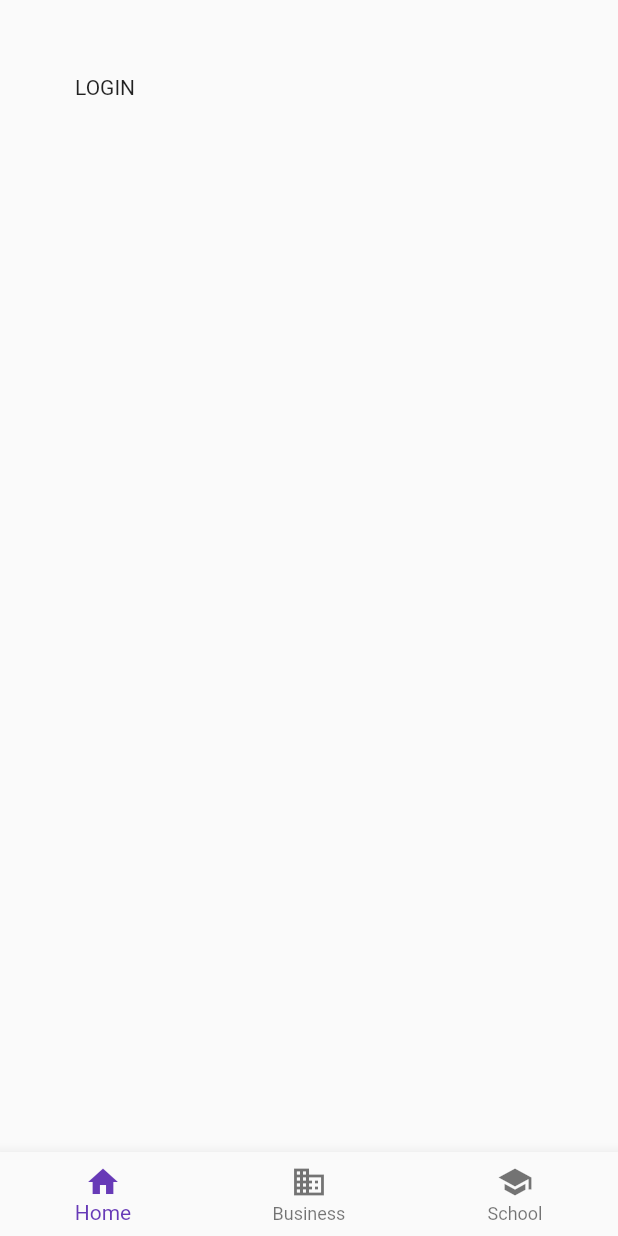
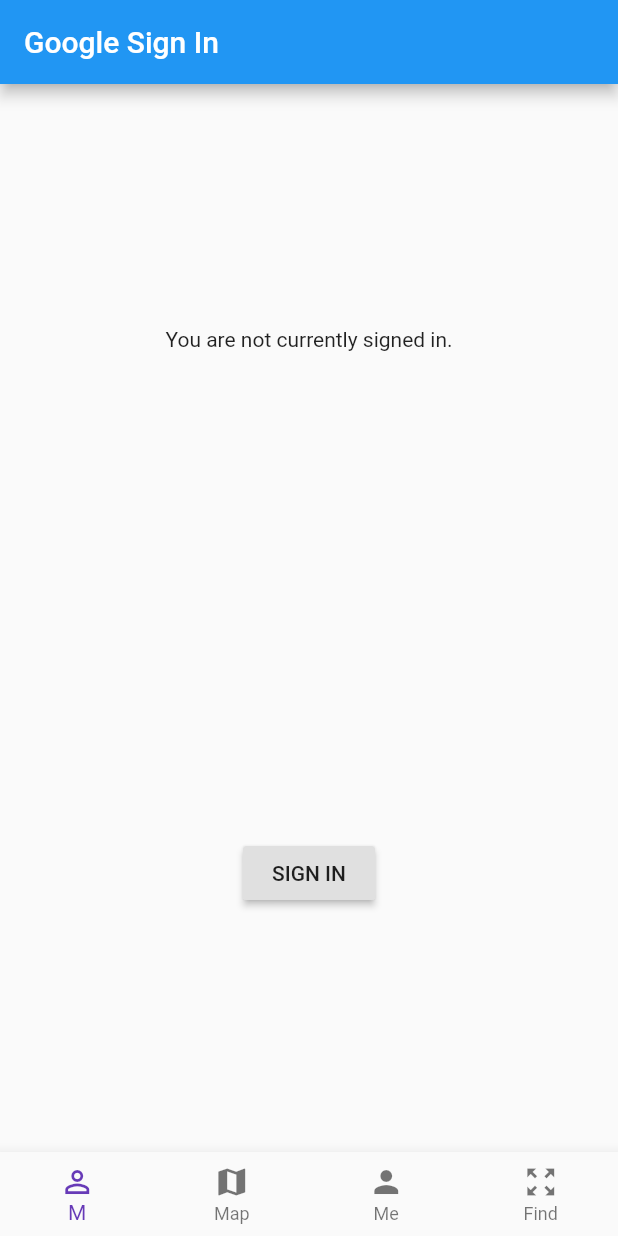
Before and after one commit to arturalkaim/ttravel, a Flutter app: the screen it shows after launch, on a phone screen of 412 x 824 dp. Run offline on Flutter 3.47's test engine with Material 2 defaults, Android fonts, the phone set to English and light mode, and no system bars; our stand-ins replace firebase_auth, google_maps_flutter, google_sign_in; accounts and stored records are empty.

Commit message:
new page for login

```diff
--- /dev/null
+++ b/lib/login.dart
@@ -0,0 +1,157 @@
+import 'package:flutter/material.dart';
+import 'package:firebase_auth/firebase_auth.dart';
+import 'package:google_sign_in/google_sign_in.dart';
+import 'dart:async';
+import 'dart:convert' show json;
+
+import "package:http/http.dart" as http;
+
+final GoogleSignIn _googleSignIn = GoogleSignIn();
+final FirebaseAuth _auth = FirebaseAuth.instance;
+
+
+class LoginPage extends StatefulWidget {
+  LoginPage({Key key, this.title}) : super(key: key);
+  // This widget is the home page of your application. It is stateful, meaning
+  // that it has a State object (defined below) that contains fields that affect
+  // how it looks.
+
+  // This class is the configuration for the state. It holds the values (in this
+  // case the title) provided by the parent (in this case the App widget) and
+  // used by the build method of the State. Fields in a Widget subclass are
+  // always marked "final".
+
+  final String title;
+
+  @override
+  _LoginPageState createState() => _LoginPageState();
+}
+
+
+
+class _LoginPageState extends State<LoginPage> {
+  GoogleSignInAccount _currentUser;
+  String _contactText;
+
+  @protected
+  @mustCallSuper
+  void initState() {
+    _googleSignIn.onCurrentUserChanged.listen((GoogleSignInAccount account) {
+      setState(() {
+        _currentUser = account;
+      });
+      if (_currentUser != null) {
+        _handleGetContact();
+      }
+    });
+    _googleSignIn.signInSilently();
+  }
+
+  Future<void> _handleGetContact() async {
+    setState(() {
+      _contactText = "Loading contact info...";
+    });
+    final http.Response response = await http.get(
+      'https://people.googleapis.com/v1/people/me/connections'
+          '?requestMask.includeField=person.names',
+      headers: await _currentUser.authHeaders,
+    );
+    if (response.statusCode != 200) {
+      setState(() {
+        _contactText = "People API gave a ${response.statusCode} "
+            "response. Check logs for details.";
+      });
+      print('People API ${response.statusCode} response: ${response.body}');
+      return;
+    }
+    final Map<String, dynamic> data = json.decode(response.body);
+    final String namedContact = _pickFirstNamedContact(data);
+    setState(() {
+      if (namedContact != null) {
+        _contactText = "I see you know $namedContact!";
+      } else {
+        _contactText = "No contacts to display.";
+      }
+    });
+  }
+
+  String _pickFirstNamedContact(Map<String, dynamic> data) {
+    final List<dynamic> connections = data['connections'];
+    final Map<String, dynamic> contact = connections?.firstWhere(
+          (dynamic contact) => contact['names'] != null,
+      orElse: () => null,
+    );
+    if (contact != null) {
+      final Map<String, dynamic> name = contact['names'].firstWhere(
+            (dynamic name) => name['displayName'] != null,
+        orElse: () => null,
+      );
+      if (name != null) {
+        return name['displayName'];
+      }
+    }
+    return null;
+  }
+
+  Future<void> _handleSignIn() async {
+    try {
+      await _googleSignIn.signIn();
+    } catch (error) {
+      print(error);
+    }
+  }
+
+  Future<void> _handleSignOut() async {
+    _googleSignIn.disconnect();
+  }
+
+  Widget _buildBody() {
+    if (_currentUser != null) {
+      return Column(
+        mainAxisAlignment: MainAxisAlignment.spaceAround,
+        children: <Widget>[
+          ListTile(
+            leading: GoogleUserCircleAvatar(
+              identity: _currentUser,
+            ),
+            title: Text(_currentUser.displayName),
+            subtitle: Text(_currentUser.email),
+          ),
+          const Text("Signed in successfully."),
+          Text(_contactText),
+          RaisedButton(
+            child: const Text('SIGN OUT'),
+            onPressed: _handleSignOut,
+          ),
+          RaisedButton(
+            child: const Text('REFRESH'),
+            onPressed: _handleGetContact,
+          ),
+        ],
+      );
+    } else {
+      return Column(
+        mainAxisAlignment: MainAxisAlignment.spaceAround,
+        children: <Widget>[
+          const Text("You are not currently signed in."),
+          RaisedButton(
+            child: const Text('SIGN IN'),
+            onPressed: _handleSignIn,
+          ),
+        ],
+      );
+    }
+  }
+
+  @override
+  Widget build(BuildContext context) {
+    return Scaffold(
+        appBar: AppBar(
+          title: const Text('Google Sign In'),
+        ),
+        body: ConstrainedBox(
+          constraints: const BoxConstraints.expand(),
+          child: _buildBody(),
+        ));
+  }
+}
--- a/lib/main.dart
+++ b/lib/main.dart
@@ -1,6 +1,6 @@
 import 'package:flutter/material.dart';
 import 'package:google_maps_flutter/google_maps_flutter.dart';
-
+import 'login.dart';
 
 // void main() => runApp(MyApp());
 
@@ -54,12 +54,6 @@ class MyHomePage extends StatefulWidget {
 class _MyHomePageState extends State<MyHomePage> {
   int _counter = 0;
   int _selectedIndex = 0;
-  final _widgetOptions = [
-    Text('Index 0: Login'),
-    Text('Index 1: Map'),
-    Text('Index 2: Business'),
-    Text('Index 3: School'),
-  ];
   List<Widget> _children = [];
 
   void _onMapCreated(GoogleMapController controller) {
@@ -70,12 +64,9 @@ class _MyHomePageState extends State<MyHomePage> {
   @mustCallSuper
   void initState() {
     _children = [
+      LoginPage(title: "LOGIN",),
       Padding(
-          padding: EdgeInsets.all(50.0),
-          child: Text("LOGIN")
-      ),
-      Padding(
-        padding: EdgeInsets.only(top: 2.0),
+        padding: EdgeInsets.only(top: 0.0),
         child: Column(
           mainAxisAlignment: MainAxisAlignment.spaceEvenly,
           children: <Widget>[
@@ -124,13 +115,15 @@ class _MyHomePageState extends State<MyHomePage> {
       body: _children[_selectedIndex],
       bottomNavigationBar: BottomNavigationBar(
         items: <BottomNavigationBarItem>[
-          BottomNavigationBarItem(icon: Icon(Icons.home), title: Text('Home')),
-          BottomNavigationBarItem(icon: Icon(Icons.business), title: Text('Business')),
-          BottomNavigationBarItem(icon: Icon(Icons.school), title: Text('School')),
+          BottomNavigationBarItem(icon: Icon(Icons.person_outline), title: Text('M')),
+          BottomNavigationBarItem(icon: Icon(Icons.map), title: Text('Map')),
+          BottomNavigationBarItem(icon: Icon(Icons.person), title: Text('Me')),
+          BottomNavigationBarItem(icon: Icon(Icons.zoom_out_map), title: Text('Find')),
         ],
         currentIndex: _selectedIndex,
         fixedColor: Colors.deepPurple,
         onTap: _onItemTapped,
+        type: BottomNavigationBarType.fixed
       ),
     );
 
--- a/pubspec.yaml
+++ b/pubspec.yaml
@@ -19,6 +19,8 @@ dependencies:
   firebase_core: ^0.2.5
   cloud_firestore: 0.8.2+3
   firebase_auth: ^0.6.6
+  google_sign_in:
+  http:
   # The following adds the Cupertino Icons font to your application.
   # Use with the CupertinoIcons class for iOS style icons.
   cupertino_icons: ^0.1.2
```
Also changed, not shown: lib/home.dart (added), 3 other files.
